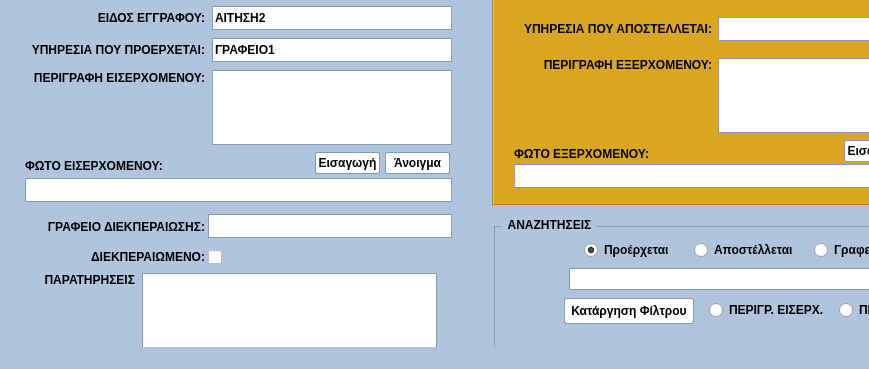
First picture: the form in protocol_form.ui, repository grcomandos83-cyber/ELECTRONIC-DOCUMENT-PROTOCOL, before the edit; both pictures show x 0 to 869 and y 291 to 660 of the 1024 by 660 pixel window.
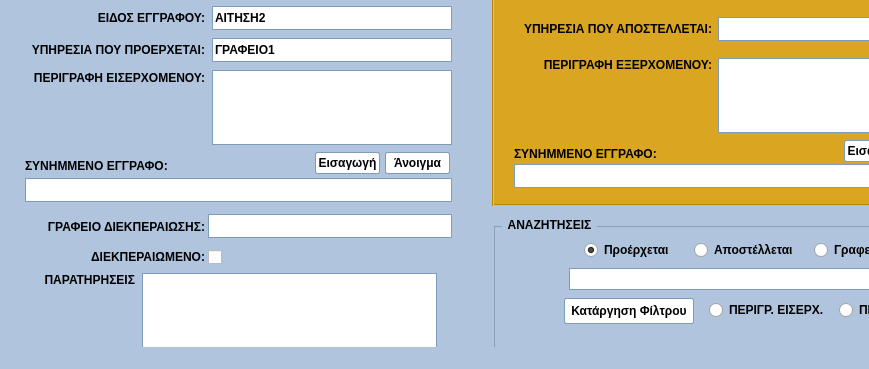
Second picture: the form after the edit.

Commit message: style: rename photo fields to ΣΥΝΗΜΜΕΝΟ ΕΓΓΡΑΦΟ and expand supported file types

The edit to the form file:
```diff
--- a/protocol_form.ui
+++ b/protocol_form.ui
@@ -788,7 +788,7 @@
      <rect>
       <x>25</x>
       <y>428</y>
-      <width>180</width>
+      <width>220</width>
       <height>20</height>
      </rect>
     </property>
@@ -800,7 +800,7 @@
      </font>
     </property>
     <property name="text">
-     <string>ΦΩΤΟ ΕΙΣΕΡΧΟΜΕΝΟΥ:</string>
+     <string>ΣΥΝΗΜΜΕΝΟ ΕΓΓΡΑΦΟ:</string>
     </property>
    </widget>
    <widget class="QPushButton" name="btnInsertPhotoInc">
@@ -1124,7 +1124,7 @@
       <rect>
        <x>22</x>
        <y>206</y>
-       <width>180</width>
+       <width>220</width>
        <height>20</height>
       </rect>
      </property>
@@ -1136,7 +1136,7 @@
       </font>
      </property>
      <property name="text">
-      <string>ΦΩΤΟ ΕΞΕΡΧΟΜΕΝΟΥ:</string>
+      <string>ΣΥΝΗΜΜΕΝΟ ΕΓΓΡΑΦΟ:</string>
      </property>
     </widget>
     <widget class="QPushButton" name="btnInsertPhotoOut">
```
The commit also changes 2 other files.
